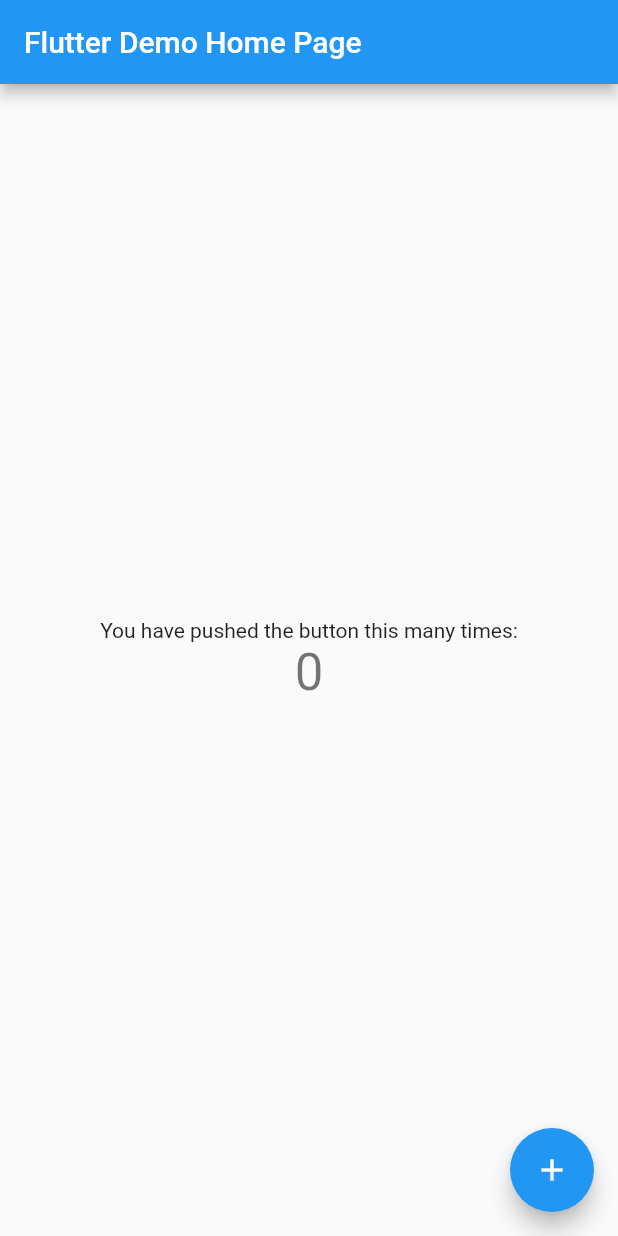
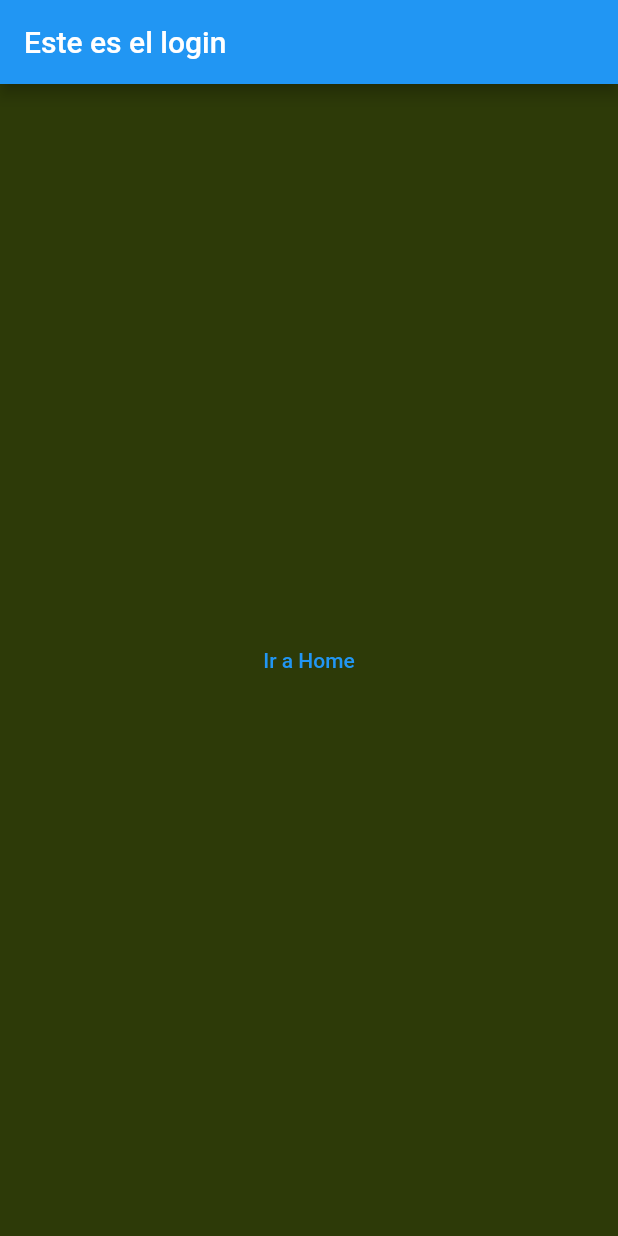
Before and after one commit to 4ngelo12/Proyecto_PAM, a Flutter app: the screen it shows after launch, on a phone screen of 412 x 824 dp. Run offline on Flutter 3.47's test engine with Material 2 defaults, Android fonts, the phone set to English and light mode, and no system bars.

Commit message:
Agregando Theme Manager

```diff
--- a/lib/main.dart
+++ b/lib/main.dart
@@ -1,115 +1,26 @@
 import 'package:flutter/material.dart';
+import 'package:proyecto/theme/theme_constants.dart';
+import 'package:proyecto/screens/screens.dart';
+import 'package:proyecto/theme/theme_managment.dart';
 
-void main() {
-  runApp(const MyApp());
-}
+void main() =>runApp(MyApp());
 
-class MyApp extends StatelessWidget {
-  const MyApp({super.key});
+ThemeManager _themeManager = ThemeManager();
 
-  // This widget is the root of your application.
+class  MyApp extends StatelessWidget{
   @override
   Widget build(BuildContext context) {
     return MaterialApp(
-      title: 'Flutter Demo',
-      theme: ThemeData(
-        // This is the theme of your application.
-        //
-        // Try running your application with "flutter run". You'll see the
-        // application has a blue toolbar. Then, without quitting the app, try
-        // changing the primarySwatch below to Colors.green and then invoke
-        // "hot reload" (press "r" in the console where you ran "flutter run",
-        // or simply save your changes to "hot reload" in a Flutter IDE).
-        // Notice that the counter didn't reset back to zero; the application
-        // is not restarted.
-        primarySwatch: Colors.blue,
-      ),
-      home: const MyHomePage(title: 'Flutter Demo Home Page'),
+      debugShowCheckedModeBanner: false,
+      title: 'Productos App',
+      initialRoute: 'login',
+      routes: {
+        'login':( _ )=>LoginScreen(),
+        'home':( _ )=>HomeScreen(),
+      },
+      theme: AppTheme.lighTheme,
+      darkTheme: AppTheme.darkTheme,
+      themeMode: _themeManager.getThemeMode,
     );
   }
 }
-
-class MyHomePage extends StatefulWidget {
-  const MyHomePage({super.key, required this.title});
-
-  // This widget is the home page of your application. It is stateful, meaning
-  // that it has a State object (defined below) that contains fields that affect
-  // how it looks.
-
-  // This class is the configuration for the state. It holds the values (in this
-  // case the title) provided by the parent (in this case the App widget) and
-  // used by the build method of the State. Fields in a Widget subclass are
-  // always marked "final".
-
-  final String title;
-
-  @override
-  State<MyHomePage> createState() => _MyHomePageState();
-}
-
-class _MyHomePageState extends State<MyHomePage> {
-  int _counter = 0;
-
-  void _incrementCounter() {
-    setState(() {
-      // This call to setState tells the Flutter framework that something has
-      // changed in this State, which causes it to rerun the build method below
-      // so that the display can reflect the updated values. If we changed
-      // _counter without calling setState(), then the build method would not be
-      // called again, and so nothing would appear to happen.
-      _counter++;
-    });
-  }
-
-  @override
-  Widget build(BuildContext context) {
-    // This method is rerun every time setState is called, for instance as done
-    // by the _incrementCounter method above.
-    //
-    // The Flutter framework has been optimized to make rerunning build methods
-    // fast, so that you can just rebuild anything that needs updating rather
-    // than having to individually change instances of widgets.
-    return Scaffold(
-      appBar: AppBar(
-        // Here we take the value from the MyHomePage object that was created by
-        // the App.build method, and use it to set our appbar title.
-        title: Text(widget.title),
-      ),
-      body: Center(
-        // Center is a layout widget. It takes a single child and positions it
-        // in the middle of the parent.
-        child: Column(
-          // Column is also a layout widget. It takes a list of children and
-          // arranges them vertically. By default, it sizes itself to fit its
-          // children horizontally, and tries to be as tall as its parent.
-          //
-          // Invoke "debug painting" (press "p" in the console, choose the
-          // "Toggle Debug Paint" action from the Flutter Inspector in Android
-          // Studio, or the "Toggle Debug Paint" command in Visual Studio Code)
-          // to see the wireframe for each widget.
-          //
-          // Column has various properties to control how it sizes itself and
-          // how it positions its children. Here we use mainAxisAlignment to
-          // center the children vertically; the main axis here is the vertical
-          // axis because Columns are vertical (the cross axis would be
-          // horizontal).
-          mainAxisAlignment: MainAxisAlignment.center,
-          children: <Widget>[
-            const Text(
-              'You have pushed the button this many times:',
-            ),
-            Text(
-              '$_counter',
-              style: Theme.of(context).textTheme.headlineMedium,
-            ),
-          ],
-        ),
-      ),
-      floatingActionButton: FloatingActionButton(
-        onPressed: _incrementCounter,
-        tooltip: 'Increment',
-        child: const Icon(Icons.add),
-      ), // This trailing comma makes auto-formatting nicer for build methods.
-    );
-  }
-}
--- /dev/null
+++ b/lib/screens/login_screen.dart
@@ -0,0 +1,31 @@
+import 'package:flutter/material.dart';
+
+class LoginScreen extends StatefulWidget {
+  LoginScreen({Key? key, this.title}):super(key:key);
+  final String? title;
+
+  @override
+  _LoginScreen createState() => _LoginScreen();
+}
+
+class _LoginScreen extends State<LoginScreen> {
+
+
+  @override
+  Widget build(BuildContext context) {
+    return Scaffold(
+      appBar: AppBar(
+        title: Text("Este es el login"),
+      ),
+      body: Center(
+        child: TextButton(
+          onPressed: () {
+            Navigator.pushReplacementNamed(context, 'home');
+          },
+          child: Text("Ir a Home"),
+        ),
+      ),
+    );
+  }
+
+}
--- /dev/null
+++ b/lib/screens/screens.dart
@@ -0,0 +1,2 @@
+export 'package:proyecto/screens/principal_screen.dart';
+export 'package:proyecto/screens/login_screen.dart';
--- /dev/null
+++ b/lib/theme/theme_constants.dart
@@ -0,0 +1,12 @@
+import 'package:flutter/material.dart';
+
+class AppTheme {
+  static final lighTheme  = ThemeData(
+    brightness: Brightness.light,
+    scaffoldBackgroundColor: Color.fromRGBO(45, 58, 8, 10)
+  );
+  static final darkTheme  = ThemeData(
+      brightness: Brightness.dark
+  );
+
+}
--- a/pubspec.yaml
+++ b/pubspec.yaml
@@ -59,9 +59,8 @@ flutter:
   uses-material-design: true
 
   # To add assets to your application, add an assets section, like this:
-  # assets:
-  #   - images/a_dot_burr.jpeg
-  #   - images/a_dot_ham.jpeg
+  assets:
+     - Assets/Images/
 
   # An image asset can refer to one or more resolution-specific "variants", see
   # https://flutter.dev/assets-and-images/#resolution-aware
```
Also changed, not shown: lib/screens/principal_screen.dart (added, +21 -0 lines), lib/theme/theme_managment.dart (added, +13 -0 lines), Assets/Images/logo.png (added).
